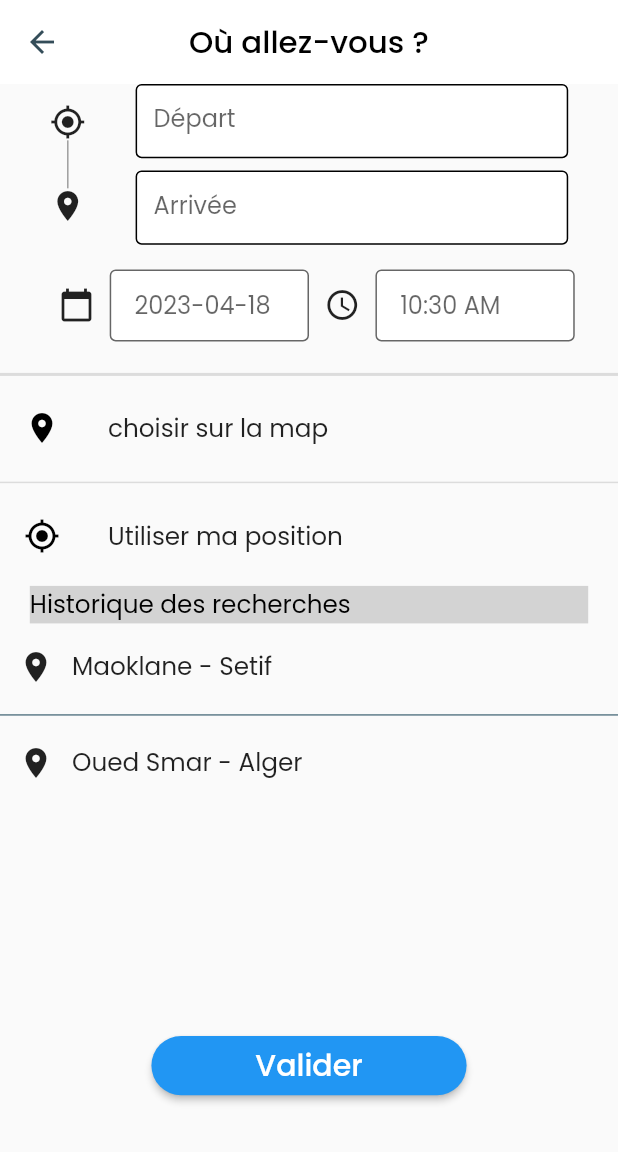
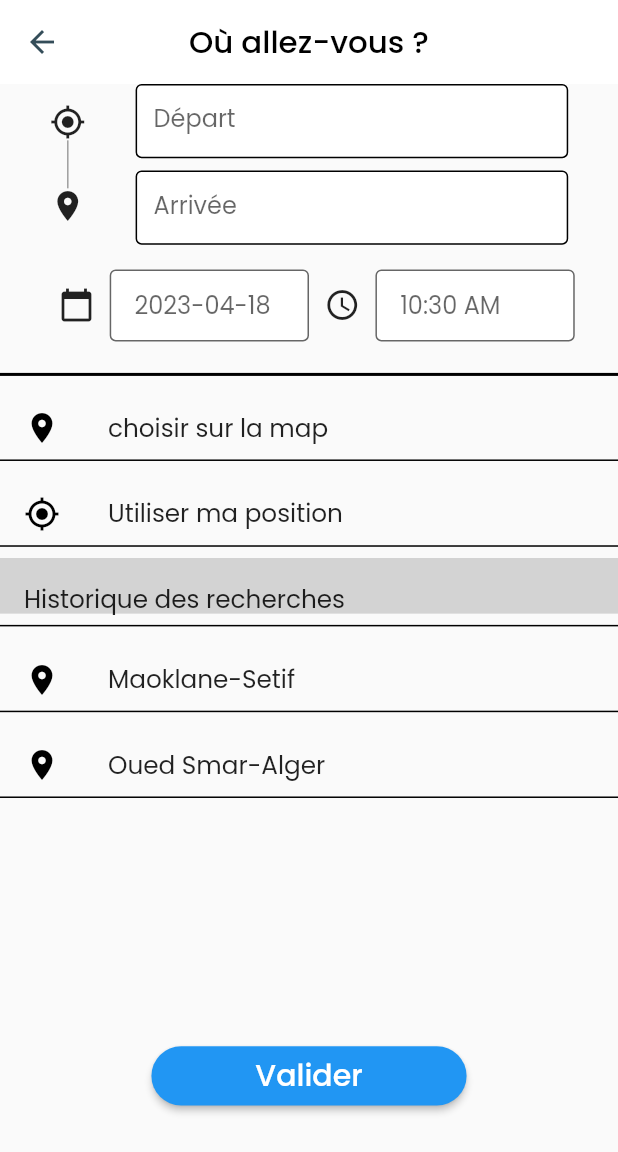
Before and after one commit to Yasser-korzane/nroho, a Flutter app: the OuAllezVous screen opened by its route, on a phone screen of 412 x 824 dp. Shown: the top 1152 px of the screen. Run offline on Flutter 3.47's test engine with Material 2 defaults, Android fonts, the phone set to English and light mode, and no system bars; our stand-ins replace cloud_firestore, dio, firebase_auth, firebase_core, flutter_spinkit, geocoding and 7 more; missing offline and left inert: flutter_polyline_points, places_service; accounts and stored records are empty.

Commit message:
3 eme fois wana nbedel f trajet ya rebi tji

```diff
--- a/lib/pages/Historique.dart
+++ b/lib/pages/Historique.dart
@@ -3,8 +3,8 @@ import 'package:flutter/material.dart';
 
 import 'cardLancer.dart';
 import 'cardReserver.dart';
-import 'package:appcouvoiturage/pages/tragetLancer.dart';
-import 'package:appcouvoiturage/pages/tragetReserver.dart';
+import 'package:appcouvoiturage/pages/trajetsLances.dart';
+import 'package:appcouvoiturage/pages/trajetsReserves.dart';
 
 
 
--- a/lib/pages/home.dart
+++ b/lib/pages/home.dart
@@ -1,5 +1,5 @@
 import 'package:appcouvoiturage/pages/assistance.dart';
-import 'package:appcouvoiturage/pages/options.dart';
+import 'package:appcouvoiturage/pages/optionspassager.dart';
 import 'package:appcouvoiturage/pages/profilepage.dart';
 import 'package:flutter/material.dart';
 import 'package:google_nav_bar/google_nav_bar.dart';
--- a/lib/pages/trajet.dart
+++ b/lib/pages/trajet.dart
@@ -32,6 +32,7 @@ class _OuAllezVousState extends State<OuAllezVous> {
   final LocationManager _location = LocationManager();
   final _placesService = PlacesService();
   BitmapDescriptor customMarker = BitmapDescriptor.defaultMarker;
+
   Future<dynamic> getPlaceFromId(String placeID) async {
     var response = await Dio().get(
         "https://maps.googleapis.com/maps/api/place/details/json?place_id=$placeID&key=AIzaSyC9sGlH43GL0Jer73n9ETKsxNpZqvrWn-k");
@@ -104,9 +105,7 @@ class _OuAllezVousState extends State<OuAllezVous> {
           child: Column(
             children: <Widget>[
               // Zone de recherche pour le départ
-              Row(
-                  mainAxisAlignment: MainAxisAlignment.spaceEvenly,
-                  children: [
+              Row(mainAxisAlignment: MainAxisAlignment.spaceEvenly, children: [
                 Column(
                   children: [
                     const Icon(Icons.gps_fixed),
@@ -121,9 +120,8 @@ class _OuAllezVousState extends State<OuAllezVous> {
                       Icons.location_on,
                     ),
                   ],
-                ),//icons
-                Column(
-                    children: [
+                ), //icons
+                Column(children: [
                   SizedBox(
                     width: size.width * 0.7,
                     height: size.height * 0.06,
@@ -181,13 +179,16 @@ class _OuAllezVousState extends State<OuAllezVous> {
                   ),
                 ]),
               ]),
-               SizedBox(height:size.height * 0.02 ),
+              SizedBox(height: size.height * 0.02),
               DateTimePickerRow(),
-               SizedBox(height:size.height * 0.01 ),
-               Divider(
+              SizedBox(height: size.height * 0.01),
+              const Divider(
+                color: Colors.black,
                 thickness: 2,
               ),
-              ListTile(
+              SizedBox(
+                height: size.height * 0.05,
+                child: ListTile(
                   onTap: () {
                     setState(() {
                       Navigator.push(context, MaterialPageRoute(
@@ -203,14 +204,17 @@ class _OuAllezVousState extends State<OuAllezVous> {
                   ),
                   title: Text(
                     'choisir sur la map',
-                  style: TextStyle( fontSize: size.width * 0.04),
+                    style: TextStyle(fontSize: size.width * 0.04),
                   ),
                 ),
-              Divider(
-
+              ),
+              const Divider(
+                color: Colors.black,
                 thickness: 1,
               ),
-              ListTile(
+              SizedBox(
+                height: size.height * 0.05,
+                child: ListTile(
                   onTap: () {
                     setState(() {
                       depart = "Current Position";
@@ -228,7 +232,8 @@ class _OuAllezVousState extends State<OuAllezVous> {
                   ),
                   title: Text(
                     'Utiliser ma position',
-                  style: TextStyle( fontSize: size.width * 0.04),
+                    style: TextStyle(fontSize: size.width * 0.04),
+                  ),
                 ),
               ),
               FutureBuilder(
@@ -239,7 +244,6 @@ class _OuAllezVousState extends State<OuAllezVous> {
                         return ListView.separated(
                           separatorBuilder: (context, index) {
                             return const Divider(
-
                               thickness: 1,
                             );
                           },
@@ -290,52 +294,63 @@ class _OuAllezVousState extends State<OuAllezVous> {
                       return const Text("searching...");
                     }
                   }),
-              Padding(
-                padding: const EdgeInsets.symmetric(vertical: 5.0),
-                child: Container(
-                  color: Color(0XFFD3D3D3),
-                  child:  Text(
-                    'Historique des recherches                                    ',
-                    style: TextStyle(
+              const Divider(
                 color: Colors.black,
-                        fontSize: size.width * 0.04,
+                thickness: 1,
               ),
-                   // textAlign: TextAlign.center,
+              SizedBox(
+                height: size.height * 0.045,
+                child: ListTile(
+                  onTap: () {},
+                  tileColor: Color(0XFFD3D3D3),
+                  title: Text(
+                    'Historique des recherches',
+                    style: TextStyle(fontSize: size.width * 0.04),
                   ),
                 ),
-              ),//historique
-              Row(
-                children: [
-                  IconButton(
-                    icon: const Icon(
-                      Icons.location_on,
-                    ),
-                    onPressed: () {},
-                  ),
-                  Text(
-                    'Maoklane - Setif',
-                    style: TextStyle( fontSize: size.width * 0.04),
-                  ),
-                ],
               ),
               const Divider(
-                color: Colors.blueGrey,
+                color: Colors.black,
                 thickness: 1,
               ),
-              Row(
-                children: [
-                  IconButton(
-                    icon: const Icon(
+              SizedBox(
+                height: size.height * 0.05,
+                child: ListTile(
+                  onTap: () {},
+                  leading: const Icon(
                     Icons.location_on,
+                    color: Colors.black,
                   ),
-                    onPressed: () {},
+                  title: Text(
+                    'Maoklane-Setif',
+                    style: TextStyle(fontSize: size.width * 0.04),
                   ),
-                  Text(
-                    'Oued Smar - Alger',
-                    style: TextStyle( fontSize: size.width * 0.04),
                 ),
-                ],
               ),
+              const Divider(
+                color: Colors.black,
+                thickness: 1,
+              ),
+              SizedBox(
+                height: size.height * 0.05,
+                child: ListTile(
+                  onTap: () {},
+                  leading: const Icon(
+                    Icons.location_on,
+                    color: Colors.black,
+                  ),
+                  title: Text(
+                    'Oued Smar-Alger',
+                    style: TextStyle(fontSize: size.width * 0.04),
+                  ),
+                ),
+              ),
+
+              const Divider(
+                color: Colors.black,
+                thickness: 1,
+              ),
+
               const SizedBox(
                 height: 150,
               ),
@@ -437,7 +452,7 @@ class _OuAllezVousState extends State<OuAllezVous> {
                         ScaffoldMessenger.of(context).showSnackBar(
                             const SnackBar(
                                 content:
-                                    Text("Please fill all the information")));
+                                    Text("Please fill all the informations")));
                       }
                     },
                     style: ElevatedButton.styleFrom(
```
Also changed, not shown: lib/pages/optionspassager.dart (renamed from lib/pages/options.dart), lib/pages/trajetsLances.dart (renamed from lib/pages/tragetLancer.dart), lib/pages/trajetsReserves.dart (renamed from lib/pages/tragetReserver.dart). Lines whose indentation alone changed are shown as unchanged.
